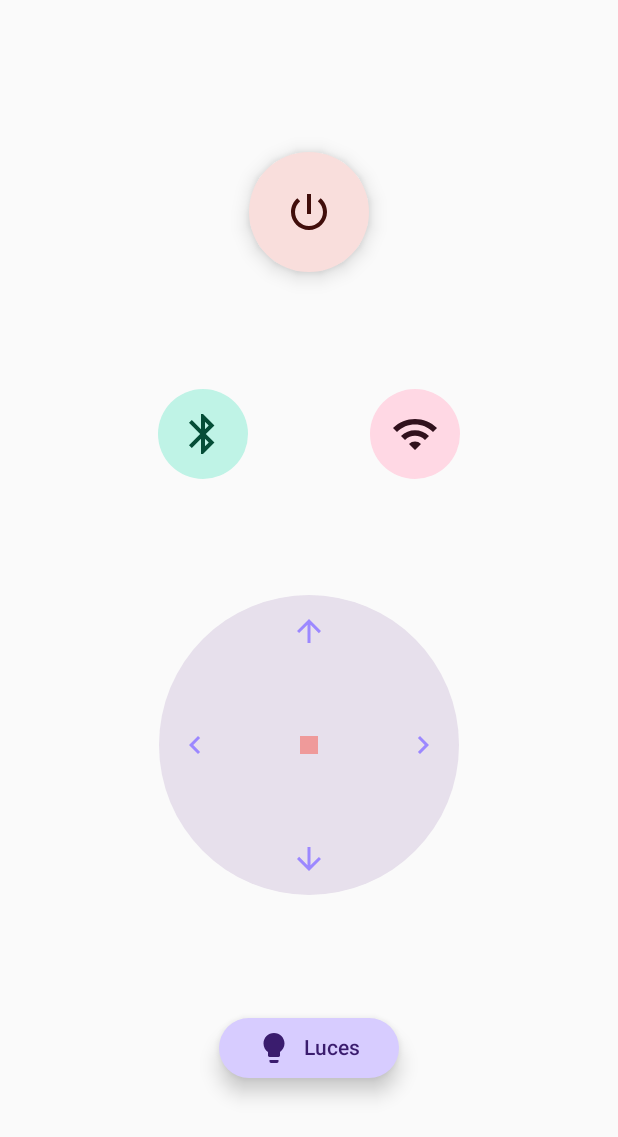
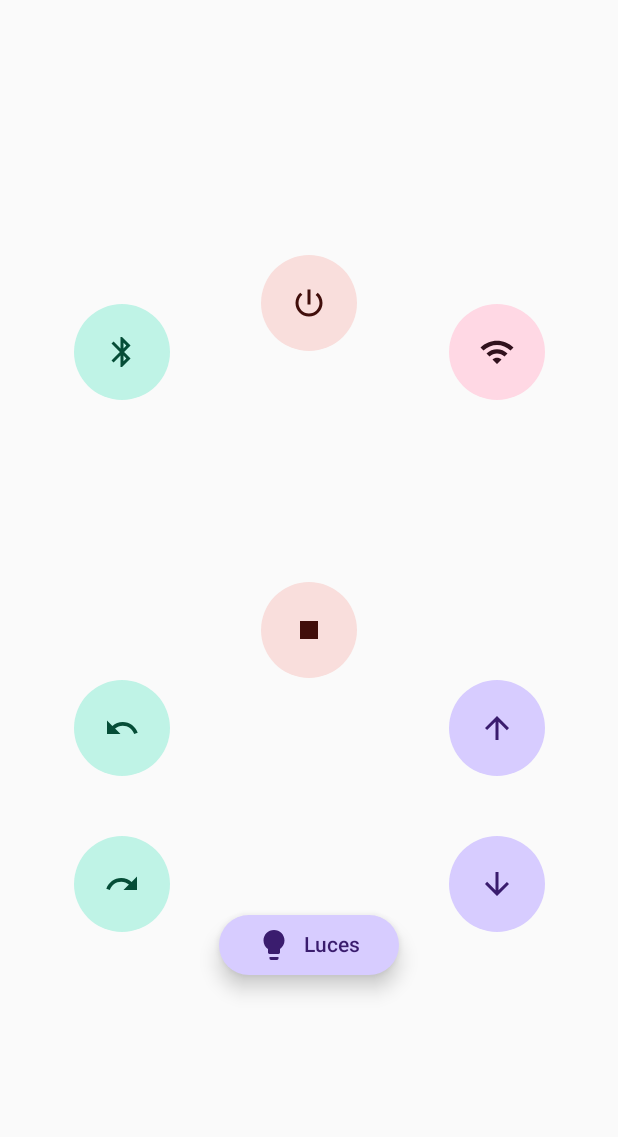
Before and after one commit to Ismael-droid-01/control_remoto, an Android app built with Jetpack Compose: the screen it shows after launch (MainActivity), on a phone screen of 412 x 824 dp. Shown: the top 1137 px of the screen. Run offline under Robolectric (Android 15) with nearby library versions, the phone set to English and light mode, and no system bars.

Commit message:
Rediseno de la interfaz del control remoto

```diff
--- a/app/src/main/java/com/example/control_remoto/ui/RemoteControlUI.kt
+++ b/app/src/main/java/com/example/control_remoto/ui/RemoteControlUI.kt
@@ -29,127 +29,134 @@ fun RemoteControlUI(modifier: Modifier = Modifier) {
         ).show()
     }
 
-    Column(
-        modifier = modifier.fillMaxSize().padding(24.dp),
-        verticalArrangement = Arrangement.SpaceEvenly,
-        horizontalAlignment = Alignment.CenterHorizontally
+    Row(
+        modifier = modifier.fillMaxSize().padding(16.dp),
+        horizontalArrangement = Arrangement.SpaceEvenly,
+        verticalAlignment = Alignment.CenterVertically
     ) {
-        FilledTonalButton(
-            onClick = {
-                showMessage("Encendido")
-                bleServer?.sendText("Encendido")
-            },
-            colors = ButtonDefaults.filledTonalButtonColors(
-                containerColor = MaterialTheme.colorScheme.errorContainer,
-                contentColor = MaterialTheme.colorScheme.onErrorContainer
-            ),
-            elevation = buttonElevation,
-            modifier = Modifier.size(80.dp)
+        // Columna izquierda (Bluetooth, GiroIzq/GiroDer)
+        Column(
+            horizontalAlignment = Alignment.CenterHorizontally,
+            verticalArrangement = Arrangement.SpaceEvenly,
+            modifier = Modifier.fillMaxHeight()
         ) {
-            Icon(Icons.Filled.PowerSettingsNew, contentDescription = "Power", modifier = Modifier.size(36.dp))
-        }
-
-        Row(horizontalArrangement = Arrangement.SpaceEvenly, modifier = Modifier.fillMaxWidth()) {
             IconButton(
                 onClick = {
                     showMessage("Bluetooth")
                     bleServer?.sendText("Bluetooth")
                 },
-                modifier = Modifier.background(
-                    color = MaterialTheme.colorScheme.secondaryContainer,
-                    shape = CircleShape
-                ).size(60.dp)
+                modifier = Modifier.background(MaterialTheme.colorScheme.secondaryContainer, CircleShape).size(64.dp)
             ) {
-                Icon(Icons.Filled.Bluetooth, contentDescription = "Bluetooth", tint = MaterialTheme.colorScheme.onSecondaryContainer, modifier = Modifier.size(32.dp))
+                Icon(Icons.Filled.Bluetooth, contentDescription = "Bluetooth", tint = MaterialTheme.colorScheme.onSecondaryContainer)
             }
 
+            Column(
+                verticalArrangement = Arrangement.spacedBy(40.dp),
+                horizontalAlignment = Alignment.CenterHorizontally
+            ) {
+                IconButton(
+                    onClick = {
+                        showMessage("GiroIzq")
+                        bleServer?.sendText("GiroIzq")
+                    },
+                    modifier = Modifier.background(MaterialTheme.colorScheme.secondaryContainer, CircleShape).size(64.dp)
+                ) {
+                    Icon(Icons.Filled.Undo, contentDescription = "GiroIzq", tint = MaterialTheme.colorScheme.onSecondaryContainer)
+                }
+                IconButton(
+                    onClick = {
+                        showMessage("GiroDer")
+                        bleServer?.sendText("GiroDer")
+                    },
+                    modifier = Modifier.background(MaterialTheme.colorScheme.secondaryContainer, CircleShape).size(64.dp)
+                ) {
+                    Icon(Icons.Filled.Redo, contentDescription = "GiroDer", tint = MaterialTheme.colorScheme.onSecondaryContainer)
+                }
+            }
+        }
+
+        // Columna centro (Power, Stop, Luces)
+        Column(
+            horizontalAlignment = Alignment.CenterHorizontally,
+            verticalArrangement = Arrangement.SpaceEvenly,
+            modifier = Modifier.fillMaxHeight()
+        ) {
+            IconButton(
+                onClick = {
+                    showMessage("Power")
+                    bleServer?.sendText("Power")
+                },
+                modifier = Modifier.background(MaterialTheme.colorScheme.errorContainer, CircleShape).size(64.dp)
+            ) {
+                Icon(Icons.Filled.PowerSettingsNew, contentDescription = "Power", tint = MaterialTheme.colorScheme.onErrorContainer)
+            }
+
+            IconButton(
+                onClick = {
+                    showMessage("Stop")
+                    bleServer?.sendText("Stop")
+                },
+                modifier = Modifier.background(MaterialTheme.colorScheme.errorContainer, CircleShape).size(64.dp)
+            ) {
+                Icon(Icons.Filled.Stop, contentDescription = "Stop", tint = MaterialTheme.colorScheme.onErrorContainer)
+            }
+
+            FilledTonalButton(
+                onClick = {
+                    showMessage("Luces")
+                    bleServer?.sendText("Luces")
+                },
+                colors = ButtonDefaults.filledTonalButtonColors(
+                    containerColor = MaterialTheme.colorScheme.primaryContainer,
+                    contentColor = MaterialTheme.colorScheme.onPrimaryContainer
+                ),
+                elevation = buttonElevation,
+                modifier = Modifier.width(120.dp)
+            ) {
+                Icon(Icons.Filled.Lightbulb, contentDescription = "Luces", modifier = Modifier.padding(end = 8.dp))
+                Text("Luces")
+            }
+        }
+
+        // Columna derecha (WiFi, Arriba/Abajo)
+        Column(
+            horizontalAlignment = Alignment.CenterHorizontally,
+            verticalArrangement = Arrangement.SpaceEvenly,
+            modifier = Modifier.fillMaxHeight()
+        ) {
             IconButton(
                 onClick = {
                     showMessage("WiFi")
                     bleServer?.sendText("WiFi")
                 },
-                modifier = Modifier.background(
-                    color = MaterialTheme.colorScheme.tertiaryContainer,
-                    shape = CircleShape
-                ).size(60.dp)
+                modifier = Modifier.background(MaterialTheme.colorScheme.tertiaryContainer, CircleShape).size(64.dp)
             ) {
-                Icon(Icons.Filled.Wifi, contentDescription = "WiFi", tint = MaterialTheme.colorScheme.onTertiaryContainer, modifier = Modifier.size(32.dp))
+                Icon(Icons.Filled.Wifi, contentDescription = "WiFi", tint = MaterialTheme.colorScheme.onTertiaryContainer)
             }
-        }
 
-        Surface(
-            shape = CircleShape,
-            color = MaterialTheme.colorScheme.surfaceVariant,
-            tonalElevation = 4.dp,
-            modifier = Modifier.size(200.dp)
-        ) {
-            Box(contentAlignment = Alignment.Center) {
+            Column(
+                verticalArrangement = Arrangement.spacedBy(40.dp),
+                horizontalAlignment = Alignment.CenterHorizontally
+            ) {
                 IconButton(
                     onClick = {
                         showMessage("Arriba")
                         bleServer?.sendText("Arriba")
                     },
-                    modifier = Modifier.align(Alignment.TopCenter)
+                    modifier = Modifier.background(MaterialTheme.colorScheme.primaryContainer, CircleShape).size(64.dp)
                 ) {
-                    Icon(Icons.Filled.ArrowUpward, contentDescription = "Arriba", tint = MaterialTheme.colorScheme.primary)
+                    Icon(Icons.Filled.ArrowUpward, contentDescription = "Arriba", tint = MaterialTheme.colorScheme.onPrimaryContainer)
                 }
-
-                IconButton(
-                    onClick = {
-                        showMessage("Izquierda")
-                        bleServer?.sendText("Izquierda")
-                    },
-                    modifier = Modifier.align(Alignment.CenterStart)
-                ) {
-                    Icon(Icons.AutoMirrored.Filled.KeyboardArrowLeft, contentDescription = "Izquierda", tint = MaterialTheme.colorScheme.primary)
-                }
-
-                IconButton(
-                    onClick = {
-                        showMessage("Centro")
-                        bleServer?.sendText("Centro")
-                    },
-                    modifier = Modifier.size(48.dp)
-                ) {
-                    Icon(Icons.Filled.Stop, contentDescription = "Centro", tint = MaterialTheme.colorScheme.error)
-                }
-
-                IconButton(
-                    onClick = {
-                        showMessage("Derecha")
-                        bleServer?.sendText("Derecha")
-                    },
-                    modifier = Modifier.align(Alignment.CenterEnd)
-                ) {
-                    Icon(Icons.AutoMirrored.Filled.KeyboardArrowRight, contentDescription = "Derecha", tint = MaterialTheme.colorScheme.primary)
-                }
-
                 IconButton(
                     onClick = {
                         showMessage("Abajo")
                         bleServer?.sendText("Abajo")
                     },
-                    modifier = Modifier.align(Alignment.BottomCenter)
+                    modifier = Modifier.background(MaterialTheme.colorScheme.primaryContainer, CircleShape).size(64.dp)
                 ) {
-                    Icon(Icons.Filled.ArrowDownward, contentDescription = "Abajo", tint = MaterialTheme.colorScheme.primary)
+                    Icon(Icons.Filled.ArrowDownward, contentDescription = "Abajo", tint = MaterialTheme.colorScheme.onPrimaryContainer)
                 }
             }
         }
-
-        FilledTonalButton(
-            onClick = {
-                showMessage("Luces")
-                bleServer?.sendText("Luces")
-            },
-            colors = ButtonDefaults.filledTonalButtonColors(
-                containerColor = MaterialTheme.colorScheme.primaryContainer,
-                contentColor = MaterialTheme.colorScheme.onPrimaryContainer
-            ),
-            elevation = buttonElevation,
-            modifier = Modifier.width(120.dp)
-        ) {
-            Icon(Icons.Filled.Lightbulb, contentDescription = "Luces", modifier = Modifier.padding(end = 8.dp))
-            Text("Luces")
-        }
     }
 }
```
